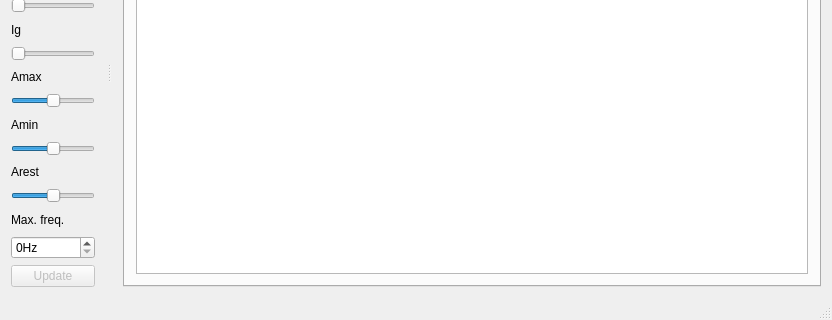
severin-lemaignan/associative-memory, file src-MemoryExplorer/mainwindow.ui: the form before one commit; both pictures show x 0 to 832 and y 190 to 510 of the 832 by 510 pixel window.
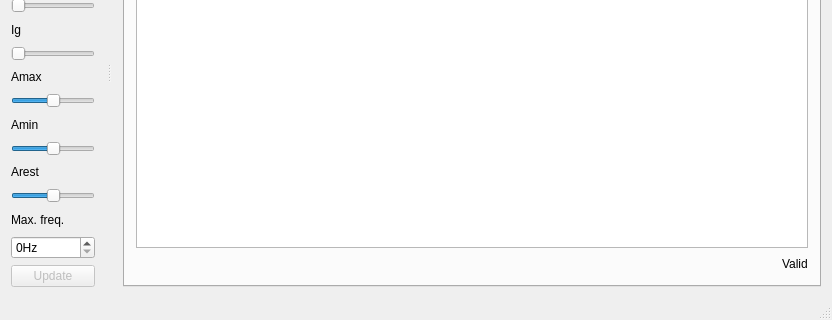
The form after the commit. The open tabs and pages were chosen to show the change. Custom widgets are drawn as their Qt base class.

Commit message: Populate the 'Experiment description' tab and properly parse and use changes

Diff of the .ui file:
```diff
--- a/src-MemoryExplorer/mainwindow.ui
+++ b/src-MemoryExplorer/mainwindow.ui
@@ -15,7 +15,7 @@
   </property>
   <widget class="QWidget" name="centralWidget">
    <layout class="QGridLayout" name="gridLayout">
-    <item row="0" column="0">
+    <item row="1" column="0">
      <widget class="QTabWidget" name="tabWidget">
       <property name="currentIndex">
        <number>1</number>
@@ -53,7 +53,35 @@
        </attribute>
        <layout class="QGridLayout" name="gridLayout_4">
         <item row="0" column="0">
-         <widget class="QPlainTextEdit" name="plainTextEdit"/>
+         <layout class="QVBoxLayout" name="verticalLayout_2">
+          <item>
+           <widget class="QPlainTextEdit" name="experiment_editor"/>
+          </item>
+          <item>
+           <layout class="QHBoxLayout" name="horizontalLayout">
+            <item>
+             <spacer name="horizontalSpacer">
+              <property name="orientation">
+               <enum>Qt::Horizontal</enum>
+              </property>
+              <property name="sizeHint" stdset="0">
+               <size>
+                <width>40</width>
+                <height>20</height>
+               </size>
+              </property>
+             </spacer>
+            </item>
+            <item>
+             <widget class="QLabel" name="experiment_parsing_status">
+              <property name="text">
+               <string>Valid</string>
+              </property>
+             </widget>
+            </item>
+           </layout>
+          </item>
+         </layout>
         </item>
        </layout>
       </widget>
```
Left out of the diff: 6 changed lines with no effect on the pictures. The commit also changes 1 other file.
